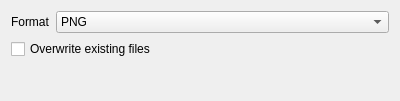
First picture: the form in src/plugins/recorder/screenshot/ui/screenshot.ui, repository hippich/recorditnow, before the edit.
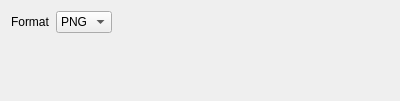
Second picture: the form after the edit. Custom widgets are drawn as their Qt base class.

Commit message: make overwrite option global

Patch:
```diff
--- a/src/plugins/recorder/screenshot/ui/screenshot.ui
+++ b/src/plugins/recorder/screenshot/ui/screenshot.ui
@@ -16,6 +16,9 @@
   <layout class="QGridLayout" name="gridLayout_2">
    <item row="0" column="0">
     <layout class="QFormLayout" name="formLayout">
+     <property name="fieldGrowthPolicy">
+      <enum>QFormLayout::ExpandingFieldsGrow</enum>
+     </property>
      <item row="0" column="0">
       <widget class="QLabel" name="label">
        <property name="text">
@@ -62,13 +65,6 @@
        </item>
       </widget>
      </item>
-     <item row="1" column="0" colspan="2">
-      <widget class="QCheckBox" name="kcfg_overwrite">
-       <property name="text">
-        <string>Overwrite existing files</string>
-       </property>
-      </widget>
-     </item>
     </layout>
    </item>
   </layout>
```
The commit also changes 14 other files.
